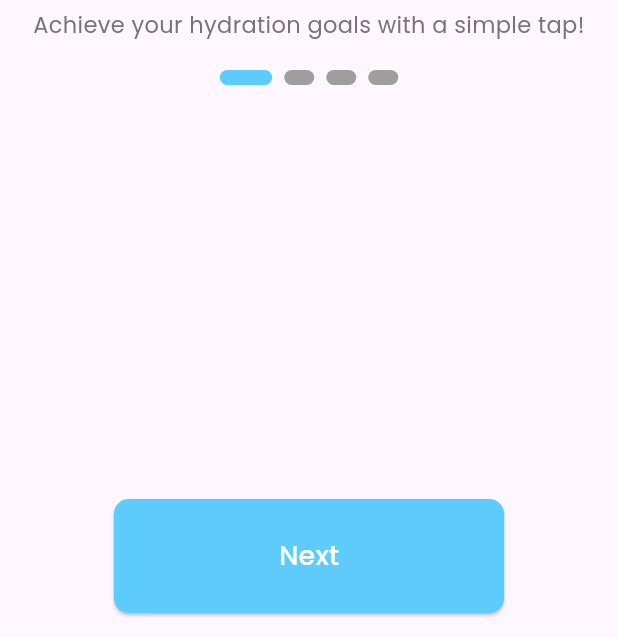
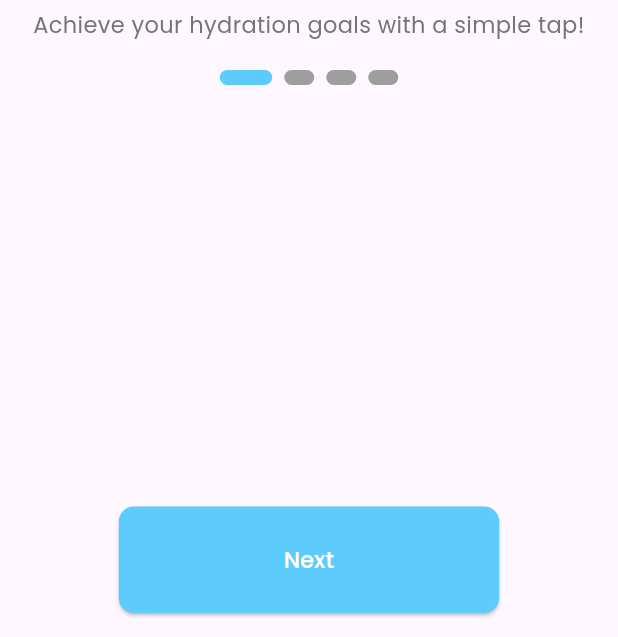
Before and after one commit to oluwatoni307/water_app, a Flutter app: the screen it shows after launch, on a phone screen of 412 x 824 dp, the part 599-1236 px from its top. Run offline on Flutter 3.47's test engine with Material 3 defaults, Android fonts, the light colour scheme and no system bars; our stand-ins replace cloud_firestore, firebase_auth, firebase_core, fl_chart, flutter_local_notifications, google_fonts and 3 more; accounts and stored records are empty.

Commit message:
Updated application to fix issues

```diff
--- a/lib/goals/goalPage.dart
+++ b/lib/goals/goalPage.dart
@@ -95,9 +95,6 @@ class _GoalPageState extends State<GoalPage> {
 
   @override
   Widget build(BuildContext context) {
-    final data = Provider.of<Data>(context);
-    final goal = data.user.goal;
-    _controller.text = goal.toString();
     return Scaffold(
       backgroundColor: const Color(0xFF369FFF),
       appBar: PreferredSize(
--- a/lib/widgets/onboarding_widget.dart
+++ b/lib/widgets/onboarding_widget.dart
@@ -108,7 +108,7 @@ class _OnBoardingScreenState extends State<OnBoardingScreen> {
                 child: Text(
                   widget.buttonText,
                   style: GoogleFonts.poppins(
-                    fontSize: 18,
+                    fontSize: 15,
                     color: Colors.white,
                   ),
                 ),
```
